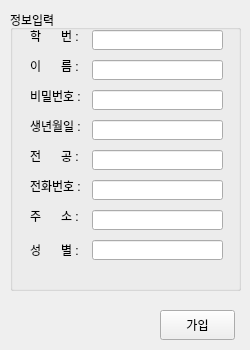
This is project/signup.ui in Tarel-IoT-PK/Campus as Qt 5 draws it before an edit. The edited form follows.
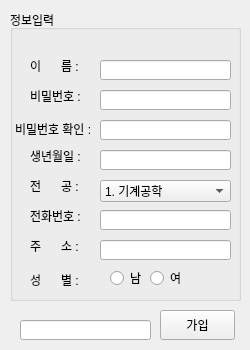
This is the edited form.

```diff
--- a/project/signup.ui
+++ b/project/signup.ui
@@ -31,7 +31,7 @@
      <x>10</x>
      <y>10</y>
      <width>231</width>
-     <height>281</height>
+     <height>291</height>
     </rect>
    </property>
    <property name="title">
@@ -41,7 +41,7 @@
     <property name="geometry">
      <rect>
       <x>20</x>
-      <y>234</y>
+      <y>264</y>
       <width>56</width>
       <height>12</height>
      </rect>
@@ -54,7 +54,7 @@
     <property name="geometry">
      <rect>
       <x>20</x>
-      <y>140</y>
+      <y>170</y>
       <width>56</width>
       <height>12</height>
      </rect>
@@ -80,7 +80,7 @@
     <property name="geometry">
      <rect>
       <x>20</x>
-      <y>170</y>
+      <y>200</y>
       <width>56</width>
       <height>12</height>
      </rect>
@@ -106,7 +106,7 @@
     <property name="geometry">
      <rect>
       <x>20</x>
-      <y>200</y>
+      <y>230</y>
       <width>56</width>
       <height>12</height>
      </rect>
@@ -118,7 +118,7 @@
    <widget class="QLineEdit" name="txtname">
     <property name="geometry">
      <rect>
-      <x>82</x>
+      <x>90</x>
       <y>50</y>
       <width>131</width>
       <height>20</height>
@@ -128,28 +128,21 @@
    <widget class="QLineEdit" name="txtpasswd">
     <property name="geometry">
      <rect>
-      <x>82</x>
+      <x>90</x>
       <y>80</y>
       <width>131</width>
       <height>20</height>
      </rect>
     </property>
-   </widget>
-   <widget class="QLineEdit" name="txtmajor">
-    <property name="geometry">
-     <rect>
-      <x>82</x>
-      <y>140</y>
-      <width>131</width>
-      <height>20</height>
-     </rect>
+    <property name="echoMode">
+     <enum>QLineEdit::Password</enum>
     </property>
    </widget>
    <widget class="QLineEdit" name="txtphone">
     <property name="geometry">
      <rect>
-      <x>82</x>
-      <y>170</y>
+      <x>90</x>
+      <y>200</y>
       <width>131</width>
       <height>20</height>
      </rect>
@@ -158,17 +151,7 @@
    <widget class="QLineEdit" name="txtaddress">
     <property name="geometry">
      <rect>
-      <x>82</x>
-      <y>200</y>
-      <width>131</width>
-      <height>20</height>
-     </rect>
-    </property>
-   </widget>
-   <widget class="QLineEdit" name="txtgender">
-    <property name="geometry">
-     <rect>
-      <x>82</x>
+      <x>90</x>
       <y>230</y>
       <width>131</width>
       <height>20</height>
@@ -178,8 +161,8 @@
    <widget class="QLineEdit" name="txtbirthday">
     <property name="geometry">
      <rect>
-      <x>82</x>
-      <y>110</y>
+      <x>90</x>
+      <y>140</y>
       <width>131</width>
       <height>20</height>
      </rect>
@@ -189,7 +172,7 @@
     <property name="geometry">
      <rect>
       <x>20</x>
-      <y>110</y>
+      <y>140</y>
       <width>56</width>
       <height>12</height>
      </rect>
@@ -198,16 +181,6 @@
      <string>생년월일 :</string>
     </property>
    </widget>
-   <widget class="QLineEdit" name="txtId">
-    <property name="geometry">
-     <rect>
-      <x>82</x>
-      <y>20</y>
-      <width>131</width>
-      <height>20</height>
-     </rect>
-    </property>
-   </widget>
    <widget class="QLabel" name="label_8">
     <property name="geometry">
      <rect>
@@ -218,7 +191,113 @@
      </rect>
     </property>
     <property name="text">
-     <string>학      번 :</string>
+     <string/>
+    </property>
+   </widget>
+   <widget class="QLineEdit" name="txtpasswd_2">
+    <property name="geometry">
+     <rect>
+      <x>90</x>
+      <y>110</y>
+      <width>131</width>
+      <height>20</height>
+     </rect>
+    </property>
+    <property name="text">
+     <string/>
+    </property>
+    <property name="echoMode">
+     <enum>QLineEdit::Password</enum>
+    </property>
+   </widget>
+   <widget class="QLabel" name="label_9">
+    <property name="geometry">
+     <rect>
+      <x>5</x>
+      <y>109</y>
+      <width>81</width>
+      <height>20</height>
+     </rect>
+    </property>
+    <property name="text">
+     <string>비밀번호 확인 :</string>
+    </property>
+   </widget>
+   <widget class="QComboBox" name="majorBox">
+    <property name="geometry">
+     <rect>
+      <x>90</x>
+      <y>170</y>
+      <width>131</width>
+      <height>22</height>
+     </rect>
+    </property>
+    <item>
+     <property name="text">
+      <string>1. 기계공학</string>
+     </property>
+    </item>
+    <item>
+     <property name="text">
+      <string>2. 수학</string>
+     </property>
+    </item>
+    <item>
+     <property name="text">
+      <string>3. 경영학</string>
+     </property>
+    </item>
+    <item>
+     <property name="text">
+      <string>4. 전기공학</string>
+     </property>
+    </item>
+    <item>
+     <property name="text">
+      <string>5. 일어일문학</string>
+     </property>
+    </item>
+   </widget>
+   <widget class="QLabel" name="lblshowNum">
+    <property name="geometry">
+     <rect>
+      <x>20</x>
+      <y>20</y>
+      <width>191</width>
+      <height>16</height>
+     </rect>
+    </property>
+    <property name="styleSheet">
+     <string notr="true">color: rgb(0, 0, 255)</string>
+    </property>
+    <property name="text">
+     <string/>
+    </property>
+   </widget>
+   <widget class="QRadioButton" name="radioMale">
+    <property name="geometry">
+     <rect>
+      <x>100</x>
+      <y>260</y>
+      <width>41</width>
+      <height>16</height>
+     </rect>
+    </property>
+    <property name="text">
+     <string>남</string>
+    </property>
+   </widget>
+   <widget class="QRadioButton" name="radioFemale">
+    <property name="geometry">
+     <rect>
+      <x>140</x>
+      <y>260</y>
+      <width>41</width>
+      <height>16</height>
+     </rect>
+    </property>
+    <property name="text">
+     <string>여</string>
     </property>
    </widget>
   </widget>
@@ -235,6 +314,16 @@
     <string>가입</string>
    </property>
   </widget>
+  <widget class="QLineEdit" name="txtgender">
+   <property name="geometry">
+    <rect>
+     <x>20</x>
+     <y>320</y>
+     <width>131</width>
+     <height>20</height>
+    </rect>
+   </property>
+  </widget>
  </widget>
  <tabstops>
   <tabstop>btnSignUp</tabstop>
```
Left out of the diff: 3 changed lines with no effect on the pictures.
